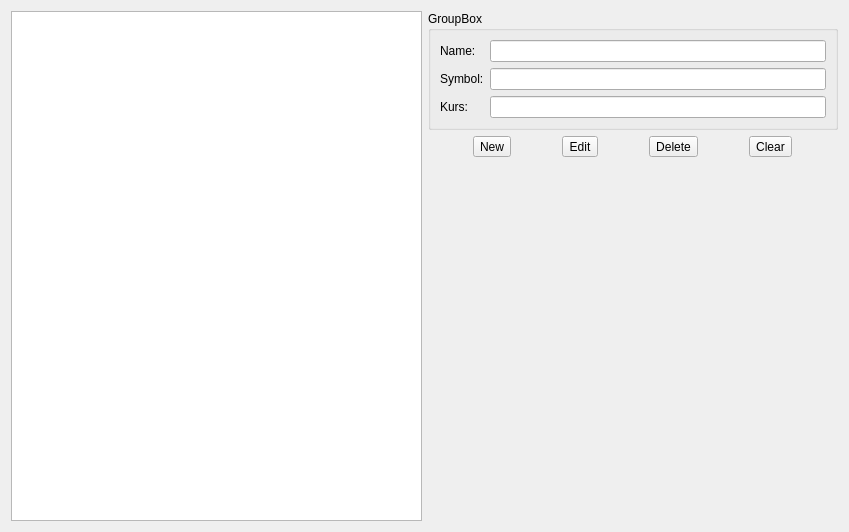
Old version of the form listcurrency.ui in the repository sergey196510/mycash.
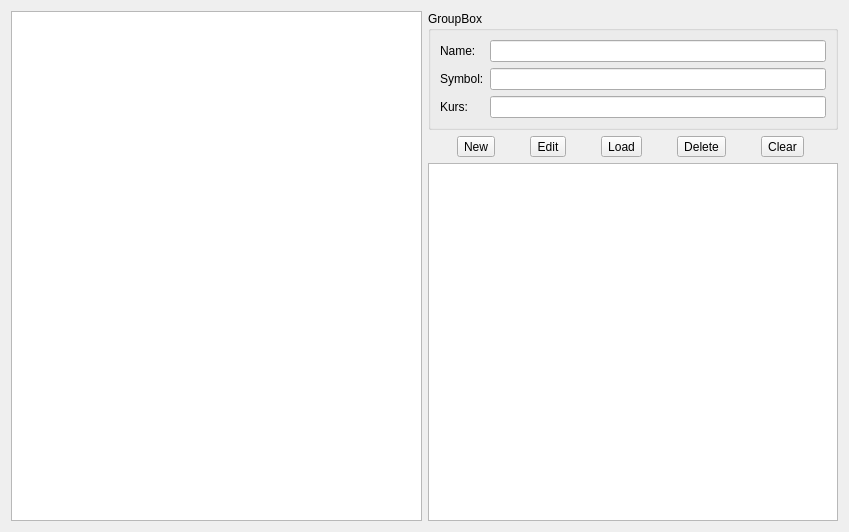
New version of the form. Custom widgets are drawn as their Qt base class.

What changed in the file:
```diff
--- a/listcurrency.ui
+++ b/listcurrency.ui
@@ -78,6 +78,13 @@
          </property>
         </widget>
        </item>
+       <item>
+        <widget class="QToolButton" name="loadButton">
+         <property name="text">
+          <string>Load</string>
+         </property>
+        </widget>
+       </item>
        <item>
         <widget class="QToolButton" name="delButton">
          <property name="text">
@@ -95,17 +102,7 @@
       </layout>
      </item>
      <item>
-      <spacer name="verticalSpacer">
-       <property name="orientation">
-        <enum>Qt::Vertical</enum>
-       </property>
-       <property name="sizeHint" stdset="0">
-        <size>
-         <width>20</width>
-         <height>40</height>
-        </size>
-       </property>
-      </spacer>
+      <widget class="QTextBrowser" name="textBrowser"/>
      </item>
     </layout>
    </item>
```
